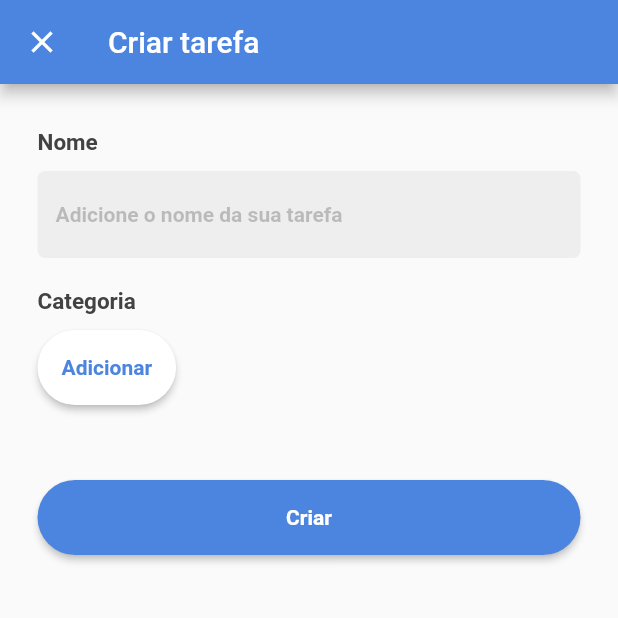
After one commit to gutiago/todo-app, a Flutter app: the TaskCreateScreen screen opened directly, on a phone screen of 412 x 824 dp, the top half of it. The commit adds this screen. Run offline on Flutter 3.47's test engine with Material 2 defaults, Android fonts, the phone set to English and light mode, and no system bars; our stand-ins replace bloc, equatable, firebase_auth, floor, flutter_bloc, sqflite; accounts and stored records are empty; generated files the repository leaves out were written again.

Commit message:
adding screen to create task

```diff
--- a/lib/presentation/creation/category_create_popover.dart
+++ b/lib/presentation/creation/category_create_popover.dart
@@ -52,7 +52,7 @@ class _CategoryCreatePopoverState extends State<CategoryCreatePopover> {
               text: Strings.createCategory,
               onPressed: () => _createButtonPressed(context),
               primaryColor: AppColors.darkBlue,
-              isLoading: false,
+              isLoading: _isLoading,
               textStyle: TextStyle(
                 color: Colors.white,
                 fontWeight: FontWeight.bold,
--- a/lib/presentation/creation/category_pick_screen.dart
+++ b/lib/presentation/creation/category_pick_screen.dart
@@ -33,7 +33,7 @@ class _CategoryPickScreenState extends State<CategoryPickScreen> {
     return Scaffold(
       appBar: AppBar(
         backgroundColor: AppColors.darkBlue,
-        leading: CloseButton(),
+        leading: BackButton(),
         title: Text(Strings.categories),
       ),
       backgroundColor: Colors.white,
--- /dev/null
+++ b/lib/presentation/creation/task_create_screen.dart
@@ -0,0 +1,165 @@
+import 'package:flutter/cupertino.dart';
+import 'package:flutter/material.dart';
+import 'package:todo_app/navigation/card_page_route.dart';
+import '../../database/entities/category.dart';
+import '../../components/button.dart';
+import '../../components/error_alert_dialog.dart';
+import '../../components/input_text.dart';
+import '../../resources/app_colors.dart';
+import '../../resources/spacings.dart';
+import '../../resources/strings.dart';
+import 'presenter/task_create_presenter.dart';
+import 'category_pick_screen.dart';
+
+class TaskCreateScreen extends StatefulWidget {
+  TaskCreateScreen({
+    this.presenter = const TaskCreatePresenter(),
+  });
+
+  final TaskCreatePresenter presenter;
+
+  @override
+  _TaskCreateScreenState createState() => _TaskCreateScreenState();
+}
+
+class _TaskCreateScreenState extends State<TaskCreateScreen> {
+  final _formKey = GlobalKey<FormState>();
+  late TextEditingController _controller;
+  bool _isLoading = false;
+  Category? _category;
+
+  @override
+  void initState() {
+    super.initState();
+    _controller = TextEditingController();
+  }
+
+  @override
+  Widget build(BuildContext context) {
+    return Scaffold(
+      appBar: AppBar(
+        backgroundColor: AppColors.darkBlue,
+        leading: CloseButton(),
+        title: Text(Strings.createTaskTitle),
+      ),
+      body: Padding(
+        padding: const EdgeInsets.symmetric(
+          horizontal: Spacings.x5,
+          vertical: Spacings.x6,
+        ),
+        child: Form(
+          key: _formKey,
+          child: Column(
+            crossAxisAlignment: CrossAxisAlignment.start,
+            children: [
+              InputText(
+                  title: Strings.createTaskFieldTitle,
+                  hintText: Strings.createTaskFieldHint,
+                  controller: _controller,
+                  fillColor: Colors.grey[200],
+                  textColor: Colors.grey[800],
+                  validator: _validator),
+              const SizedBox(height: Spacings.x4),
+              _categorySection(context),
+              const SizedBox(height: Spacings.x10),
+              Button(
+                text: Strings.createTaskButtonTitle,
+                onPressed: () => _createButtonPressed(context),
+                primaryColor: AppColors.darkBlue,
+                isLoading: _isLoading,
+                textStyle: TextStyle(
+                  color: Colors.white,
+                  fontWeight: FontWeight.bold,
+                ),
+              ),
+            ],
+          ),
+        ),
+      ),
+    );
+  }
+
+  String? _validator(String? value) {
+    if (value == null || value.isEmpty) {
+      return Strings.createTaskError;
+    }
+    return null;
+  }
+
+  Widget _categorySection(BuildContext context) {
+    return Column(
+      crossAxisAlignment: CrossAxisAlignment.start,
+      children: [
+        Text(
+          Strings.createTaskCategoryFieldTitle,
+          style: TextStyle(
+            fontSize: 15.0,
+            color: Colors.grey[800],
+            fontWeight: FontWeight.bold,
+          ),
+        ),
+        const SizedBox(height: Spacings.x2),
+        Row(
+          children: [
+            if (_category != null)
+              Padding(
+                padding: const EdgeInsets.only(right: Spacings.x3),
+                child: Text(
+                  _category!.name,
+                  style: TextStyle(fontWeight: FontWeight.bold),
+                ),
+              ),
+            Button(
+              text: Strings.createTaskAddCategory,
+              expand: false,
+              onPressed: () => _pickCategory(context),
+            )
+          ],
+        ),
+      ],
+    );
+  }
+
+  void _createButtonPressed(BuildContext context) async {
+    if (_category != null && (_formKey.currentState?.validate() ?? false)) {
+      try {
+        _setLoading(true);
+
+        final task =
+            await widget.presenter.createTask(_controller.text, _category!);
+
+        _setLoading(false);
+
+        Navigator.of(context).pop(task);
+      } catch (e) {
+        _setLoading(true);
+        _showError(context);
+      }
+    }
+  }
+
+  void _showError(BuildContext context) => showDialog(
+        context: context,
+        builder: (context) => ErrorAlertDialog(
+          message: Strings.errorCreateTaskMessage,
+        ),
+      );
+
+  void _setLoading(bool value) {
+    setState(() {
+      _isLoading = value;
+    });
+  }
+
+  void _pickCategory(BuildContext context) {
+    Navigator.of(context)
+        .push(CardStackPageRoute(builder: (context) => CategoryPickScreen()))
+        .then(_checkNewCategory);
+  }
+
+  void _checkNewCategory(dynamic? result) {
+    if (result != null && result is Category) {
+      setState(() => _category = result);
+    }
+  }
+}
--- a/lib/presentation/home/home_screen.dart
+++ b/lib/presentation/home/home_screen.dart
@@ -1,8 +1,8 @@
 import 'package:flutter/material.dart';
 import 'package:todo_app/components/task_item.dart';
 import 'package:todo_app/components/popover.dart';
-import 'package:todo_app/navigation/card_page_route.dart';
-import '../creation/category_pick_screen.dart';
+import '../../navigation/card_page_route.dart';
+import '../creation/task_create_screen.dart';
 
 class HomeScreen extends StatelessWidget {
   @override
@@ -17,7 +17,7 @@ class HomeScreen extends StatelessWidget {
 
   void _createTask(BuildContext context) {
     Navigator.of(context)
-        .push(CardStackPageRoute(builder: (context) => CategoryPickScreen(),
+        .push(CardStackPageRoute(builder: (context) => TaskCreateScreen(),
     ));
   }
 }
--- a/lib/resources/strings.dart
+++ b/lib/resources/strings.dart
@@ -43,9 +43,20 @@ abstract class Strings {
   static const createCategoryAction = 'Criar categoria';
   static const createCategoryError = 'O nome não pode estar vazio.';
 
+  // Task
+  static const createTaskTitle = 'Criar tarefa';
+  static const createTaskButtonTitle = 'Criar';
+  static const createTaskFieldTitle = 'Nome';
+  static const createTaskCategoryFieldTitle = 'Categoria';
+  static const createTaskAddCategory = 'Adicionar';
+  static const createTaskFieldHint = 'Adicione o nome da sua tarefa';
+  static const createTaskError = 'O nome não pode estar vazio.';
+
   // Error
   static const errorAlertTitle = 'Ocorreu um erro';
   static const errorCreateCategoryMessage =
       'Não foi possível criar a categoria, tente novamente.';
+  static const errorCreateTaskMessage =
+      'Não foi possível criar a tarefa, tente novamente.';
   static const errorActionOK = 'OK';
 }
```
Also changed, not shown: lib/presentation/creation/presenter/task_create_presenter.dart (added, +20 -0 lines), 1 other file.
